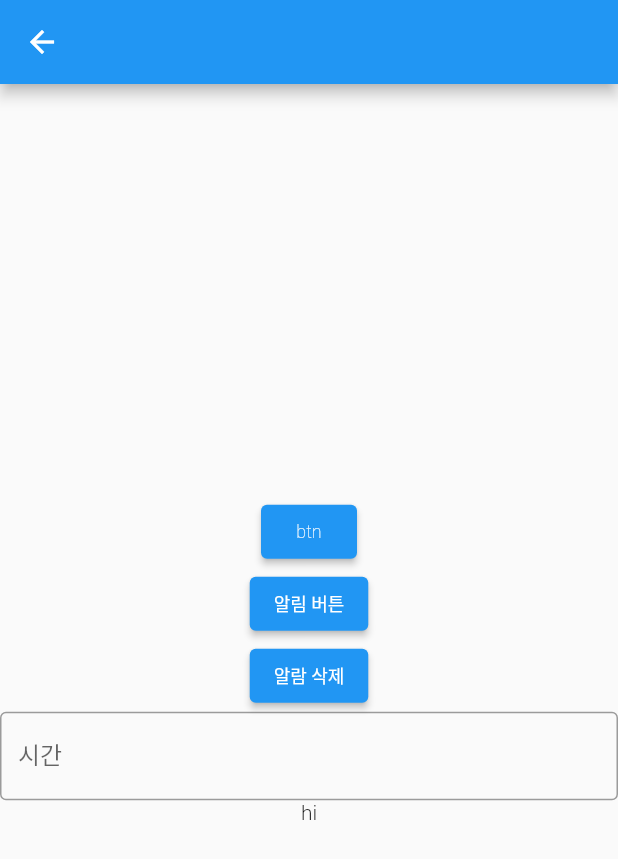
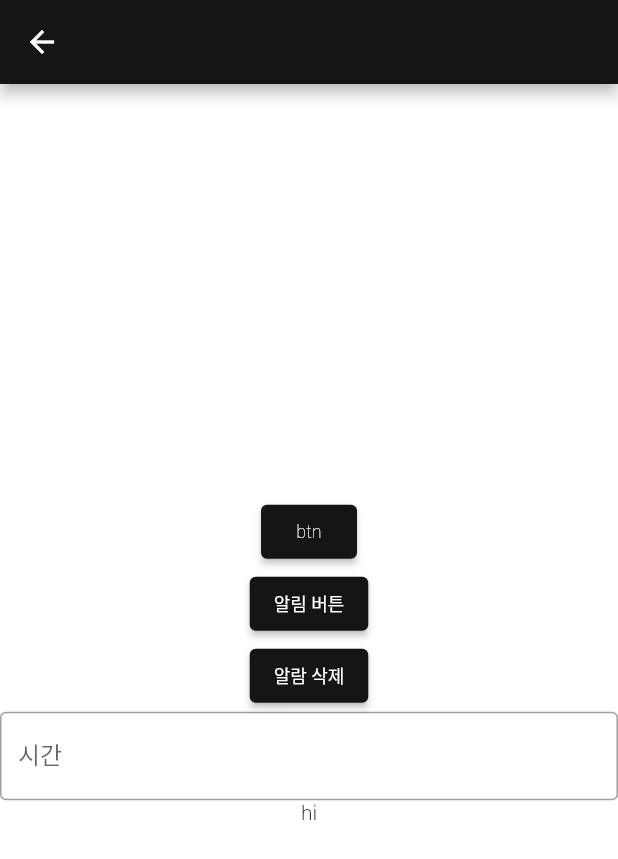
Before and after one commit to SHT-3756/fastcampus_practice, a Flutter app: the HomePage screen opened directly, on a phone screen of 412 x 824 dp. Shown: the top 859 px of the screen. Run offline on Flutter 3.47's test engine with Material 2 defaults, Android fonts, the phone set to English and light mode, and no system bars; our stand-ins replace flutter_easyloading, flutter_local_notifications, flutter_native_timezone, fluttertoast, hive, hive_flutter and 3 more; missing offline and left inert: dart:ffi; accounts and stored records are empty; Roboto replaces fonts that are missing (GmarketSansTTF).

Commit message:
feat: custem_theme.dart_커스텀라이트모드, 커스텀다크모드 getter 생성

```diff
--- a/flutter_application_heetae/lib/components/custom_theme.dart
+++ b/flutter_application_heetae/lib/components/custom_theme.dart
@@ -3,41 +3,45 @@ import 'package:flutter/material.dart';
 
 class CustomTheme {
   static ThemeData get lightTheme => ThemeData(
-        primarySwatch: Colors.blue,
+        primarySwatch: CustomColors.primaryMaterialColor,
         fontFamily: 'GmarketSansTTF',
+        scaffoldBackgroundColor: Colors.white,
+        splashColor: Colors.white,
         textTheme: _textTheme,
+        brightness: Brightness.light,
+      );
+  static ThemeData get darkTheme => ThemeData(
+        primarySwatch: CustomColors.primaryMaterialColor,
+        fontFamily: 'GmarketSansTTF',
+        splashColor: Colors.white,
+        textTheme: _textTheme,
+        brightness: Brightness.dark,
       );
 
   static const TextTheme _textTheme = TextTheme(
     headline4: TextStyle(
       fontSize: 32,
       fontWeight: FontWeight.w400,
-      color: CustomColors.primaryColor,
     ),
     subtitle1: TextStyle(
       fontSize: 16,
       fontWeight: FontWeight.w500,
-      color: CustomColors.primaryColor,
     ),
     subtitle2: TextStyle(
       fontSize: 16,
       fontWeight: FontWeight.w400,
-      color: CustomColors.primaryColor,
     ),
     bodyText1: TextStyle(
       fontSize: 15,
       fontWeight: FontWeight.w300,
-      color: CustomColors.primaryColor,
     ),
     bodyText2: TextStyle(
       fontSize: 14,
       fontWeight: FontWeight.w300,
-      color: CustomColors.primaryColor,
     ),
     button: TextStyle(
       fontSize: 12,
       fontWeight: FontWeight.w200,
-      color: CustomColors.primaryColor,
     ),
   );
 }
```
